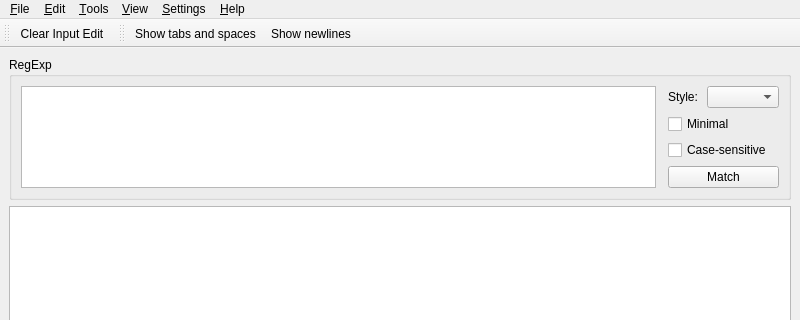
This is src/ui/mainwindow.ui in momesana/qregexp-editor as Qt 5 draws it before an edit; both pictures show x 0 to 800 and y 0 to 320 of the 800 by 600 pixel window. The edited form follows.
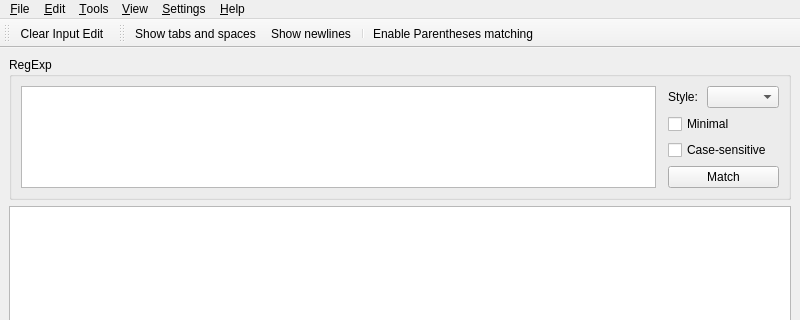
This is the edited form. Custom widgets are drawn as their Qt base class.

Commit message:
Adds parentheses match button to the regexp toolbar
A very useful feature in long/complex regexp's

The edit to the form file:
```diff
--- a/src/ui/mainwindow.ui
+++ b/src/ui/mainwindow.ui
@@ -261,6 +261,8 @@
    </attribute>
    <addaction name="showTabsAndSpacesAct"/>
    <addaction name="showNewlinesAct"/>
+   <addaction name="separator"/>
+   <addaction name="showParenthesesMatchAct"/>
   </widget>
   <action name="openAct">
    <property name="text">
@@ -342,6 +344,17 @@
     <string>Visualize line separator with appropriate symbol character</string>
    </property>
   </action>
+  <action name="showParenthesesMatchAct">
+   <property name="checkable">
+    <bool>true</bool>
+   </property>
+   <property name="text">
+    <string>Enable Parentheses matching</string>
+   </property>
+   <property name="toolTip">
+    <string>Highlight matching parentheses</string>
+   </property>
+  </action>
  </widget>
  <customwidgets>
   <customwidget>
```
The commit also changes 9 other files.
